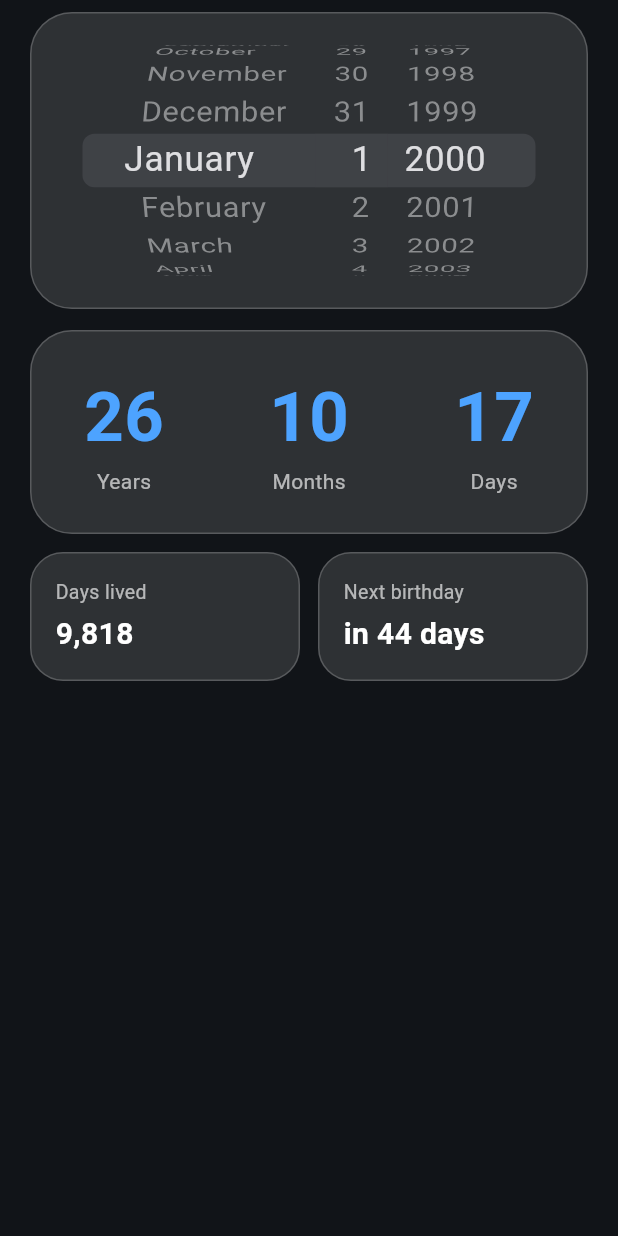
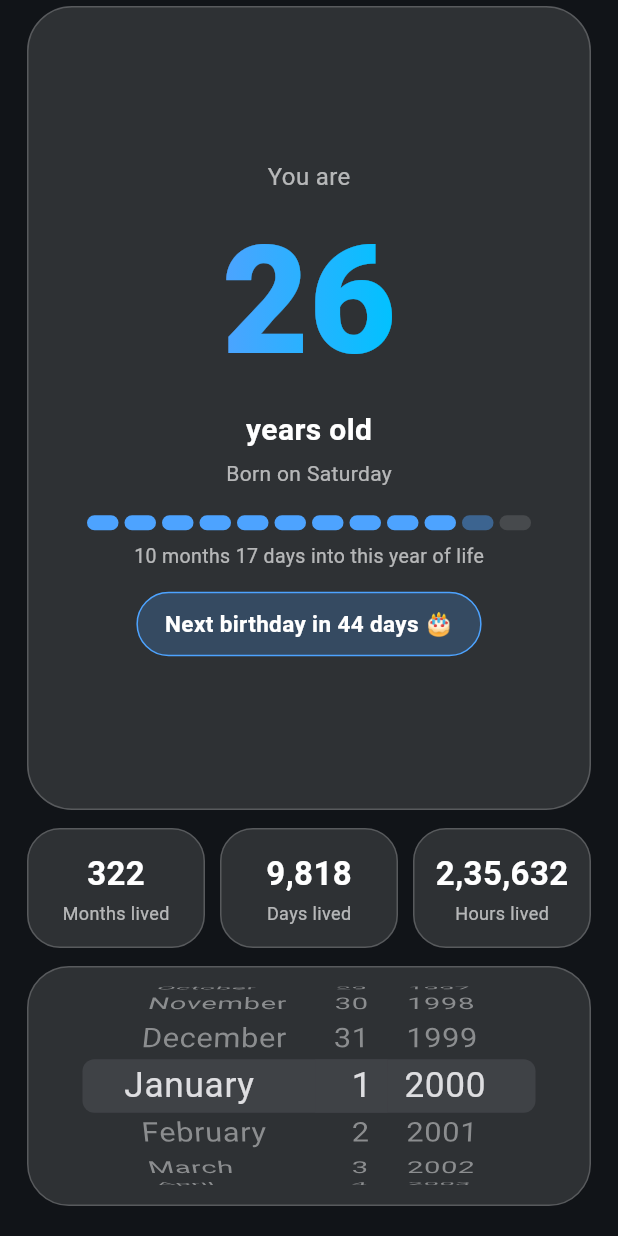
Before and after one commit to kv4895711-del/toolbox-pro, a Flutter app: the AgeTool widget shown alone on an empty page, opened directly, on a phone screen of 412 x 824 dp. Run offline on Flutter 3.47's test engine with Material 3 defaults, Android fonts, the phone set to English and light mode, and no system bars.

Commit message:
Update age.dart

```diff
--- a/lib/tools/age.dart
+++ b/lib/tools/age.dart
@@ -12,6 +12,16 @@ class AgeTool extends StatefulWidget {
 
 class _AgeToolState extends State<AgeTool> {
   DateTime dob = DateTime(2000, 1, 1);
+
+  static const days = [
+    'Monday',
+    'Tuesday',
+    'Wednesday',
+    'Thursday',
+    'Friday',
+    'Saturday',
+    'Sunday',
+  ];
 
   DateTime u(DateTime d) => DateTime.utc(d.year, d.month, d.day);
 
@@ -43,42 +53,142 @@ class _AgeToolState extends State<AgeTool> {
     return next.difference(today).inDays;
   }
 
-  Widget stat(AppState s, String label, int v) {
-    return Expanded(
+  Widget hero(AppState s) {
+    final p = parts;
+    final m = p[1];
+    final left = daysToBirthday;
+    return GlassCard(
+      radius: 30,
+      padding: const EdgeInsets.all(20),
+      child: Center(
+        child: FittedBox(
+          fit: BoxFit.scaleDown,
+          child: SizedBox(
+            width: 300,
             child: Column(
+              mainAxisSize: MainAxisSize.min,
               children: [
-          AnimNum(
-            value: v.toDouble(),
-            style: TextStyle(
-              fontSize: 46,
-              fontWeight: FontWeight.w700,
-              color: s.theme.accent,
+                Text('You are',
+                    style: TextStyle(fontSize: 16, color: s.subText)),
+                ShaderMask(
+                  blendMode: BlendMode.srcIn,
+                  shaderCallback: (r) => LinearGradient(
+                    colors: [s.theme.accent, s.theme.c2],
+                  ).createShader(r),
+                  child: AnimNum(
+                    value: p[0].toDouble(),
+                    style: const TextStyle(
+                      fontSize: 100,
+                      fontWeight: FontWeight.w800,
+                      color: Color(0xFFFFFFFF),
                     ),
                   ),
-          Text(label, style: TextStyle(fontSize: 14, color: s.subText)),
+                ),
+                Text(
+                  'years old',
+                  style: TextStyle(
+                    fontSize: 20,
+                    fontWeight: FontWeight.w600,
+                    color: s.text,
+                  ),
+                ),
+                const SizedBox(height: 4),
+                Text(
+                  'Born on ${days[dob.weekday - 1]}',
+                  style: TextStyle(fontSize: 14, color: s.subText),
+                ),
+                const SizedBox(height: 18),
+                Row(
+                  children: [
+                    for (var i = 0; i < 12; i++)
+                      Expanded(
+                        child: AnimatedContainer(
+                          duration: const Duration(milliseconds: 350),
+                          margin: const EdgeInsets.symmetric(horizontal: 2),
+                          height: 10,
+                          decoration: BoxDecoration(
+                            color: i < m
+                                ? s.theme.accent
+                                : (i == m
+                                    ? s.theme.accent.withOpacity(0.45)
+                                    : s.glass),
+                            borderRadius: BorderRadius.circular(5),
+                          ),
+                        ),
+                      ),
                   ],
+                ),
+                const SizedBox(height: 8),
+                Text(
+                  '$m months ${p[2]} days into this year of life',
+                  style: TextStyle(fontSize: 13, color: s.subText),
+                ),
+                const SizedBox(height: 14),
+                Container(
+                  padding:
+                      const EdgeInsets.symmetric(horizontal: 18, vertical: 10),
+                  decoration: BoxDecoration(
+                    color: s.theme.accent.withOpacity(0.22),
+                    borderRadius: BorderRadius.circular(22),
+                    border: Border.all(color: s.theme.accent),
+                  ),
+                  child: Text(
+                    left == 0
+                        ? 'Happy Birthday! 🎂'
+                        : 'Next birthday in $left days 🎂',
+                    style: TextStyle(
+                      fontSize: 15,
+                      fontWeight: FontWeight.w600,
+                      color: s.text,
+                    ),
+                  ),
+                ),
+              ],
+            ),
+          ),
+        ),
       ),
     );
   }
 
-  Widget info(AppState s, String label, String value) {
-    return GlassCard(
-      child: SizedBox(
-        width: double.infinity,
+  Widget tile(AppState s, String label, String value) {
+    return Expanded(
+      child: GlassCard(
+        radius: 22,
+        padding: const EdgeInsets.symmetric(vertical: 14, horizontal: 8),
         child: Column(
-          crossAxisAlignment: CrossAxisAlignment.start,
           children: [
-            Text(label, style: TextStyle(fontSize: 13, color: s.subText)),
-            const SizedBox(height: 4),
-            Text(
+            FittedBox(
+              fit: BoxFit.scaleDown,
+              child: Text(
                 value,
                 style: TextStyle(
-                fontSize: 20,
+                  fontSize: 22,
                   fontWeight: FontWeight.w700,
                   color: s.text,
                 ),
               ),
+            ),
+            const SizedBox(height: 2),
+            Text(label, style: TextStyle(fontSize: 12, color: s.subText)),
           ],
+        ),
+      ),
+    );
+  }
+
+  Widget pickerCard() {
+    return GlassCard(
+      radius: 28,
+      padding: const EdgeInsets.symmetric(vertical: 4),
+      child: SizedBox(
+        height: 150,
+        child: CupertinoDatePicker(
+          mode: CupertinoDatePickerMode.date,
+          initialDateTime: dob,
+          minimumYear: 1900,
+          maximumDate: DateTime.now(),
+          onDateTimeChanged: (d) => setState(() => dob = d),
         ),
       ),
     );
@@ -88,59 +198,28 @@ class _AgeToolState extends State<AgeTool> {
   Widget build(BuildContext context) {
     final s = AppScope.of(context);
     final p = parts;
-    final left = daysToBirthday;
-    return ListView(
-      padding: const EdgeInsets.fromLTRB(20, 8, 20, 40),
+    return Padding(
+      padding: const EdgeInsets.fromLTRB(18, 4, 18, 20),
+      child: Column(
         children: [
-        FadeSlide(
-          child: GlassCard(
-            radius: 28,
-            padding: const EdgeInsets.symmetric(vertical: 8),
-            child: SizedBox(
-              height: 180,
-              child: CupertinoDatePicker(
-                mode: CupertinoDatePickerMode.date,
-                initialDateTime: dob,
-                minimumYear: 1900,
-                maximumDate: DateTime.now(),
-                onDateTimeChanged: (d) => setState(() => dob = d),
-              ),
-            ),
-          ),
-        ),
-        const SizedBox(height: 14),
+          Expanded(child: FadeSlide(child: hero(s))),
+          const SizedBox(height: 12),
           FadeSlide(
             delay: 100,
-          child: GlassCard(
-            radius: 28,
-            padding: const EdgeInsets.symmetric(vertical: 24),
             child: Row(
               children: [
-                stat(s, 'Years', p[0]),
-                stat(s, 'Months', p[1]),
-                stat(s, 'Days', p[2]),
+                tile(s, 'Months lived', inr(p[0] * 12 + p[1])),
+                const SizedBox(width: 10),
+                tile(s, 'Days lived', inr(daysLived)),
+                const SizedBox(width: 10),
+                tile(s, 'Hours lived', inr(daysLived * 24)),
               ],
             ),
           ),
-        ),
           const SizedBox(height: 12),
-        FadeSlide(
-          delay: 180,
-          child: Row(
-            children: [
-              Expanded(child: info(s, 'Days lived', inr(daysLived))),
-              const SizedBox(width: 12),
-              Expanded(
-                child: info(
-                  s,
-                  'Next birthday',
-                  left == 0 ? 'Today!' : 'in $left days',
-                ),
-              ),
+          FadeSlide(delay: 180, child: pickerCard()),
         ],
       ),
-        ),
-      ],
     );
   }
 }
```
Lines whose indentation alone changed are shown as unchanged.
